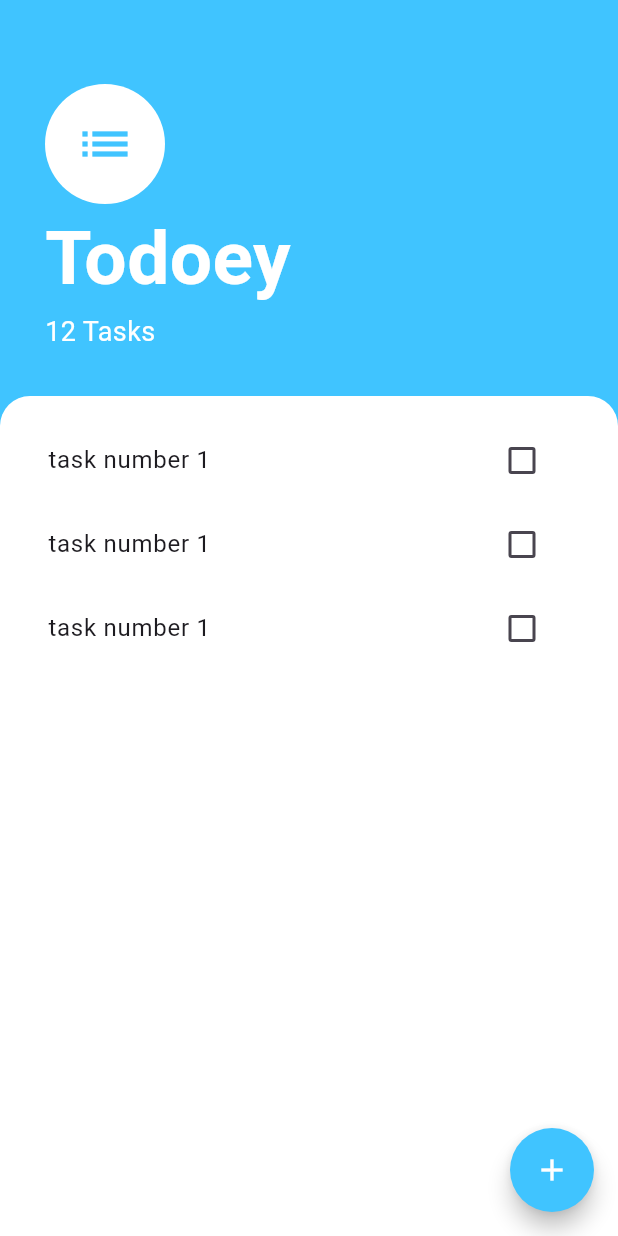
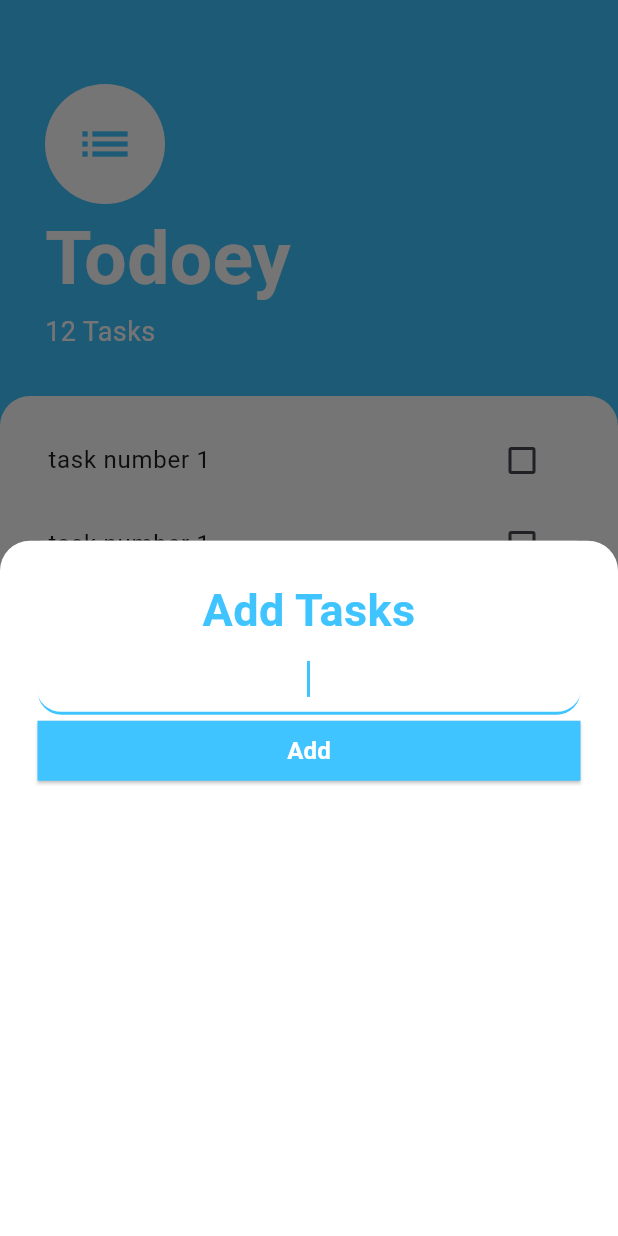
Before and after one commit to Mohalimmed/Todoey, a Flutter app: the screen it shows after launch, after a tap on the "add" icon, on a phone screen of 412 x 824 dp. Run offline on Flutter 3.47's test engine with Material 3 defaults, Android fonts, the phone set to English and light mode, and no system bars.

Commit message:
design the modal bottom sheet

```diff
--- /dev/null
+++ b/lib/screens/add_tasks_modal.dart
@@ -0,0 +1,74 @@
+import 'package:flutter/material.dart';
+
+class AddTasksModal extends StatelessWidget {
+  const AddTasksModal({super.key});
+
+  @override
+  Widget build(BuildContext context) {
+    return Container(
+      color: Color(0xff757575),
+      child: Container(
+        padding: EdgeInsets.all(25.0),
+        decoration: BoxDecoration(
+          color: Colors.white,
+          borderRadius: BorderRadius.only(
+              topRight: Radius.circular(20), topLeft: Radius.circular(20)),
+        ),
+        child: Column(
+          crossAxisAlignment: CrossAxisAlignment.stretch,
+          children: [
+            Text(
+              'Add Tasks',
+              textAlign: TextAlign.center,
+              style: TextStyle(
+                  color: Colors.lightBlueAccent,
+                  fontSize: 30.0,
+                  fontWeight: FontWeight.w700),
+            ),
+            TextField(
+              autofocus: true,
+              textAlign: TextAlign.center,
+              cursorColor: Colors.lightBlueAccent,
+              decoration: InputDecoration(
+                // Border when the TextField is not focused
+                enabledBorder: UnderlineInputBorder(
+                  borderRadius: BorderRadius.circular(16),
+                  borderSide: BorderSide(
+                    color: Colors.grey, // Border color when not focused
+                    width: 2.0, // Border width
+                  ),
+                ),
+                // Border when the TextField is focused
+                focusedBorder: UnderlineInputBorder(
+                  borderRadius: BorderRadius.circular(16),
+                  borderSide: BorderSide(
+                    color: Colors.lightBlueAccent, // Border color when focused
+                    width: 2.0, // Border width
+                  ),
+                ),
+                // Background color of the TextField
+                fillColor: Colors.white, // Change this to your desired background color
+                filled: true, // Set to true to enable background color
+              ),
+            ),
+            ElevatedButton(
+              onPressed: () {},
+              style: ElevatedButton.styleFrom(
+                foregroundColor: Colors.white,
+                backgroundColor: Colors.lightBlueAccent,
+                shape: RoundedRectangleBorder(),
+              ),
+              child: Text(
+                'Add',
+                style: TextStyle(
+                  fontSize: 16,
+                  fontWeight: FontWeight.bold,
+                ),
+              ),
+            )
+          ],
+        ),
+      ),
+    );
+  }
+}
--- a/lib/screens/taskes_screen.dart
+++ b/lib/screens/taskes_screen.dart
@@ -1,4 +1,5 @@
 import 'package:flutter/material.dart';
+import 'package:todoey/screens/add_tasks_modal.dart';
 import 'package:todoey/widgets/task_list.dart';
 
 class TasksScreen extends StatelessWidget {
@@ -56,7 +57,9 @@ class TasksScreen extends StatelessWidget {
         ],
       ),
       floatingActionButton: FloatingActionButton(
-        onPressed: () {},
+        onPressed: () {
+          showModalBottomSheet(context: context, builder: (context) => AddTasksModal(),);
+        },
         backgroundColor: Colors.lightBlueAccent,
         shape: CircleBorder(),
         child: Icon(Icons.add,color: Colors.white,),
```
